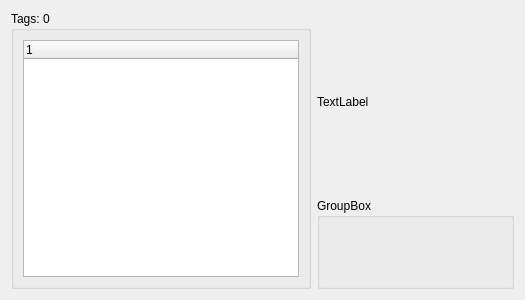
This is src/fort-studio/TaggingWidget.ui in formicidae-tracker/studio as Qt 5 draws it before an edit. The edited form follows.
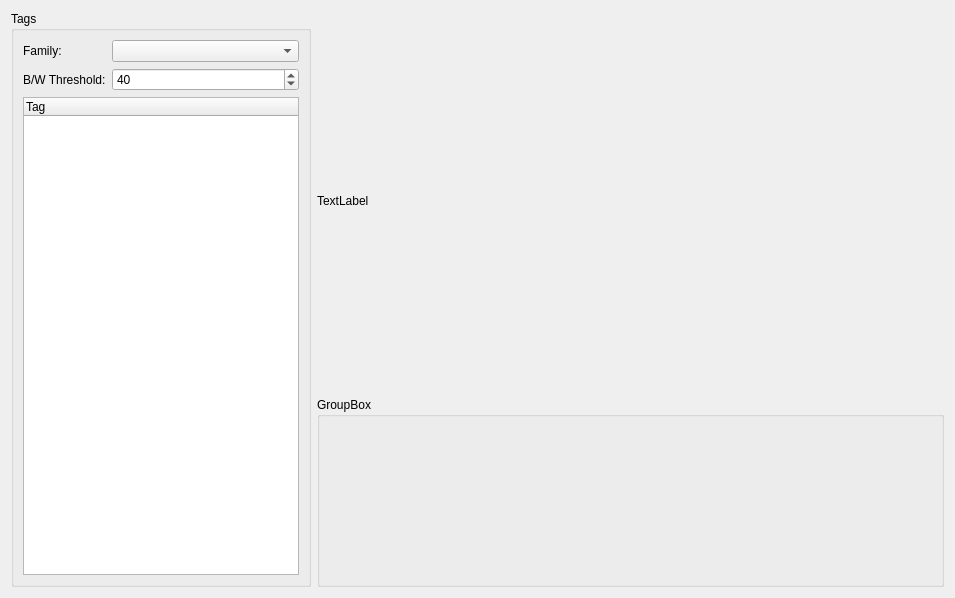
This is the edited form.

Commit message: Adds tag family to experiment

What changed in the file:
```diff
--- a/src/fort-studio/TaggingWidget.ui
+++ b/src/fort-studio/TaggingWidget.ui
@@ -6,8 +6,8 @@
    <rect>
     <x>0</x>
     <y>0</y>
-    <width>525</width>
-    <height>300</height>
+    <width>955</width>
+    <height>598</height>
    </rect>
   </property>
   <property name="windowTitle">
@@ -49,14 +49,51 @@
       </size>
      </property>
      <property name="title">
-      <string>Tags: 0</string>
+      <string>Tags</string>
      </property>
-     <layout class="QGridLayout" name="gridLayout_3">
-      <item row="0" column="0">
+     <layout class="QVBoxLayout" name="verticalLayout">
+      <item>
+       <layout class="QFormLayout" name="formLayout">
+        <item row="0" column="1">
+         <widget class="QComboBox" name="familySelector"/>
+        </item>
+        <item row="0" column="0">
+         <widget class="QLabel" name="familyLabel">
+          <property name="text">
+           <string>Family:</string>
+          </property>
+         </widget>
+        </item>
+        <item row="1" column="1">
+         <widget class="QSpinBox" name="thresholdBox">
+          <property name="minimum">
+           <number>1</number>
+          </property>
+          <property name="maximum">
+           <number>254</number>
+          </property>
+          <property name="value">
+           <number>40</number>
+          </property>
+          <property name="displayIntegerBase">
+           <number>10</number>
+          </property>
+         </widget>
+        </item>
+        <item row="1" column="0">
+         <widget class="QLabel" name="thresholdLabel">
+          <property name="text">
+           <string>B/W Threshold:</string>
+          </property>
+         </widget>
+        </item>
+       </layout>
+      </item>
+      <item>
        <widget class="QTreeWidget" name="tagList">
         <column>
          <property name="text">
-          <string notr="true">1</string>
+          <string notr="true">Tag</string>
          </property>
         </column>
        </widget>
```
The commit also changes 7 other files.
